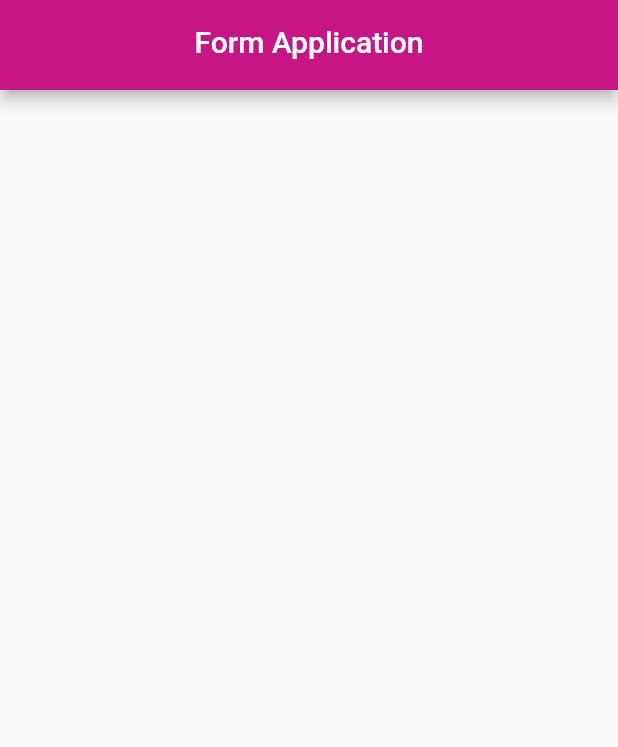
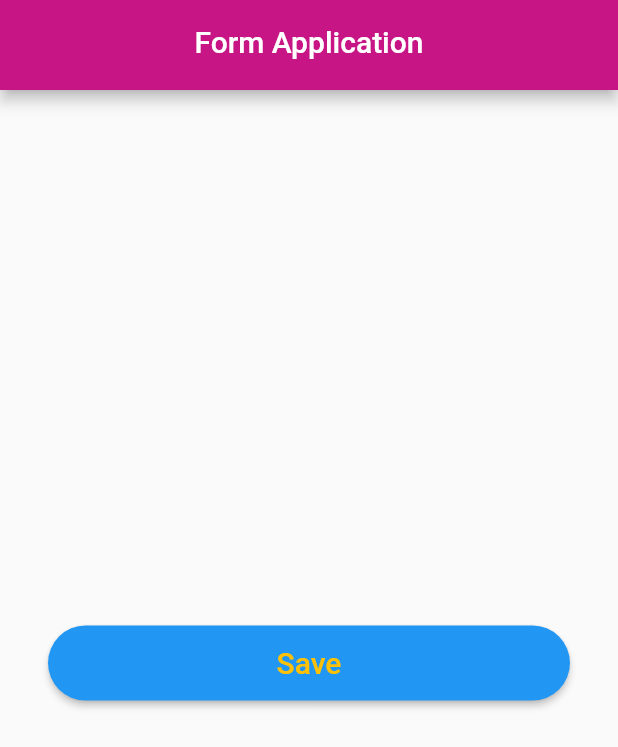
Before and after one commit to iqbalsuwandi20/form-application, a Flutter app: the screen it shows after launch, on a phone screen of 412 x 824 dp. Shown: the top 747 px of the screen. Run offline on Flutter 3.47's test engine with Material 2 defaults, Android fonts, the phone set to English and light mode, and no system bars; missing offline and left inert: gsheets; key blocks and very long unbroken strings in the code were emptied for the run.

Commit message:
berhasil membuat multiple spreadsheet rows by json

```diff
--- a/lib/api/user_sheets_api.dart
+++ b/lib/api/user_sheets_api.dart
@@ -45,4 +45,9 @@ class UserSheetsApi {
     }
   }
 
+  static Future insert(List<Map<String, dynamic>> rowList) async {
+    if (_userSheet == null) return;
+    _userSheet!.values.map.appendRows(rowList);
+  }
+
 }
--- a/lib/pages/home_page.dart
+++ b/lib/pages/home_page.dart
@@ -1,5 +1,8 @@
 import 'package:flutter/material.dart';
+import 'package:form_application/api/user_sheets_api.dart';
+import 'package:form_application/table/user.dart';
 import 'package:form_application/widget/appbar_widget.dart';
+import 'package:form_application/widget/button_widget.dart';
 
 class HomePage extends StatefulWidget {
   const HomePage({Key? key}) : super(key: key);
@@ -11,10 +14,36 @@ class HomePage extends StatefulWidget {
 class _HomePageState extends State<HomePage> {
   @override
   Widget build(BuildContext context) {
-    return const Scaffold(
-      appBar: AppBarWidget(
+    return Scaffold(
+      appBar: const AppBarWidget(
         title: "Form Application",
         backgroundColor: Color(0xffc71585),
+      ),
+      body: Container(
+        alignment: Alignment.center,
+        padding: const EdgeInsets.all(32),
+        child: ButtonWidget(
+          text: 'Save',
+          onClicked: () async {
+            final user = {
+              UserFields.id: 1,
+              UserFields.date: 23232012,
+              UserFields.barcode: 13,
+              UserFields.productName: "Car",
+              UserFields.division: "Manager",
+              UserFields.posNo: 12,
+              UserFields.transNo: 15,
+              UserFields.newTransNo: 1212,
+              UserFields.contentIssue: "Hai",
+              UserFields.cancelItem: true,
+              UserFields.exchange: false,
+              UserFields.refund: false,
+              UserFields.wrongPayment: false,
+              UserFields.other: false,
+            };
+            await UserSheetsApi.insert([user]);
+          },
+        ),
       ),
     );
   }
--- /dev/null
+++ b/lib/widget/button_widget.dart
@@ -0,0 +1,29 @@
+import 'package:flutter/material.dart';
+
+class ButtonWidget extends StatelessWidget {
+  final String text;
+  final VoidCallback onClicked;
+
+  const ButtonWidget({
+    Key? key,
+    required this.text,
+    required this.onClicked,
+  }) : super(key: key);
+
+  @override
+  Widget build(BuildContext context) {
+    return ElevatedButton(
+      style: ElevatedButton.styleFrom(
+        minimumSize: const Size.fromHeight(50),
+        shape: const StadiumBorder(),
+      ),
+      onPressed: onClicked,
+      child: FittedBox(
+        child: Text(
+          text,
+          style: const TextStyle(fontSize: 20, color: Colors.amber),
+        ),
+      ),
+    );
+  }
+}
```
